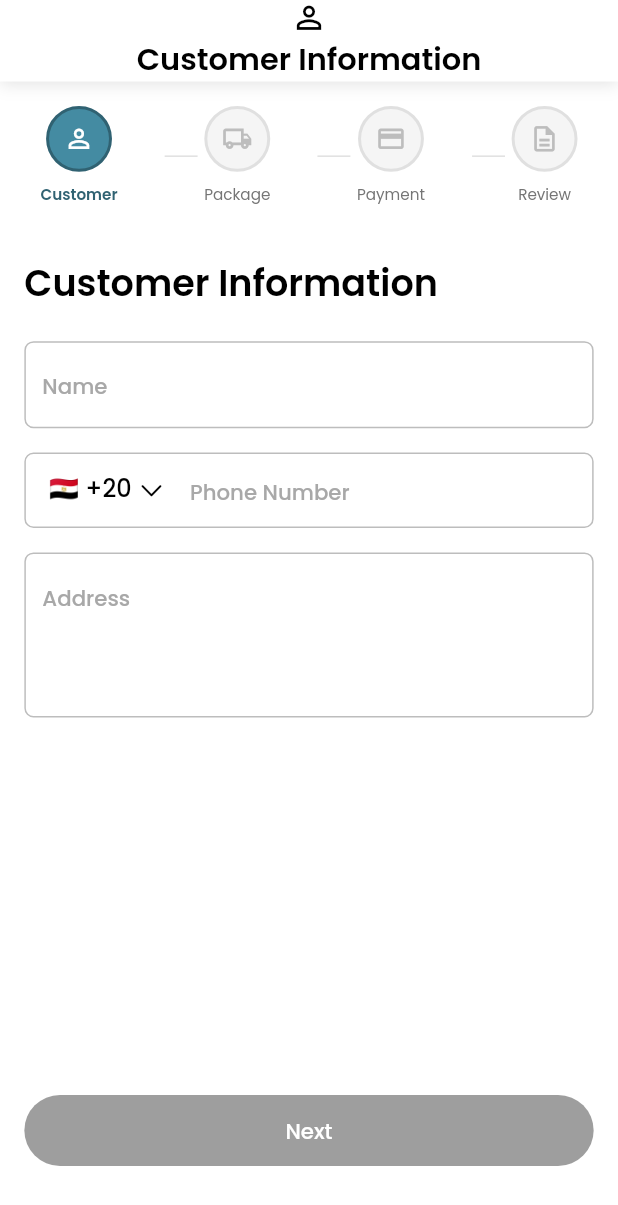
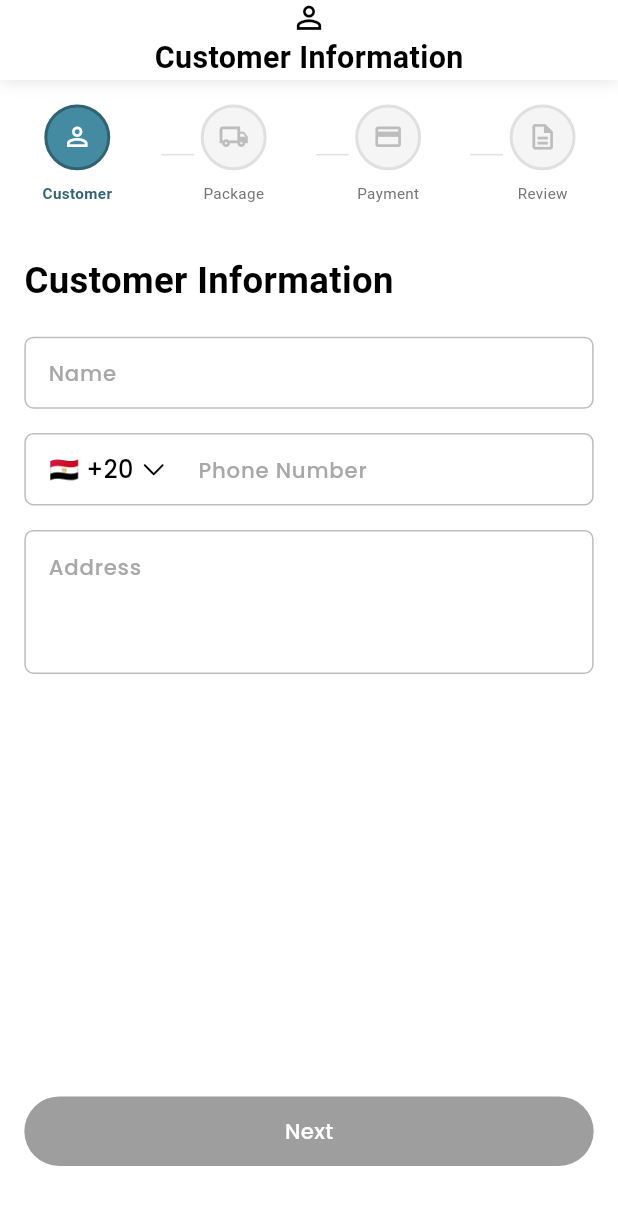
Before and after one commit to AbdallahLabib/baridx_task, a Flutter app: the screen it shows after launch, on a phone screen of 412 x 824 dp. Shown: the top 1205 px of the screen. Run offline on Flutter 3.47's test engine with Material 3 defaults, Android fonts, the light colour scheme and no system bars; drawn by our look-alikes of flutter_animate; our stand-ins replace country_picker, flutter_bloc, flutter_credit_card, flutter_screenutil, flutter_secure_storage, flutter_svg and 6 more.

Commit message:
Refactor color definitions and remove unused color constants in theme files

```diff
--- a/lib/core/extensions/context_extensions.dart
+++ b/lib/core/extensions/context_extensions.dart
@@ -1,15 +1,12 @@
 import 'package:flutter/material.dart';
 
 import '../helpers/themes/colors/app_colors.dart';
-import '../helpers/themes/colors/custom_color.dart';
 
 extension BuildContextExtension on BuildContext {
   TextTheme get textTheme => Theme.of(this).textTheme;
   ThemeData get theme => Theme.of(this);
   AppColors get colors => AppColors.of(this);
-  TextStyle get defaultTextStyle => DefaultTextStyle.of(this).style;
   ColorScheme get colorScheme => Theme.of(this).colorScheme;
-  CustomColorStyle? get customColorStyle => theme.extension<CustomColorStyle>();
   void pop() => Navigator.of(this).pop();
 
   double get sw => MediaQuery.of(this).size.width;
--- a/lib/core/helpers/themes/app_dark_theme.dart
+++ /dev/null
@@ -1,60 +0,0 @@
-import 'package:flutter/material.dart';
-import 'package:flutter_screenutil/flutter_screenutil.dart';
-
-import 'app_theme.dart';
-import 'colors/app_colors.dart';
-import 'colors/app_colors_constants.dart';
-import 'colors/app_dark_colors.dart';
-
-class AppDarkTheme extends AppTheme {
-  final AppColors _colorsDark = AppDarkColors();
-
-  @override
-  ThemeData get theme => ThemeData(
-        useMaterial3: false,
-        fontFamily: AppTheme.fontFamily,
-        colorScheme: colorScheme,
-        textTheme: textTheme,
-        brightness: Brightness.dark,
-        scaffoldBackgroundColor: _colorsDark.scaffoldBackground,
-      );
-
-  @override
-  ColorScheme get colorScheme => ColorScheme(
-        primary: _colorsDark.primaryColor,
-        onPrimary: _colorsDark.secondaryTextColor,
-        secondary: _colorsDark.secondaryColor,
-        onSecondary: _colorsDark.primaryIconColor,
-        error: AppColors.snackBarRedError,
-        onError: AppColors.snackBarGreenSuccess,
-        surface: _colorsDark.primaryBorderColor,
-        onSurface: _colorsDark.selectedBorderColor,
-        tertiary: _colorsDark.tertiaryColor,
-        onTertiary: _colorsDark.textFieldFillColor,
-        primaryContainer: _colorsDark.primaryContainerColor,
-        secondaryContainer: _colorsDark.secondaryContainerColor,
-        tertiaryContainer: _colorsDark.selectedContainerColor,
-        outline: _colorsDark.secondaryBorderColor,
-        inversePrimary: _colorsDark.primaryTextColor,
-        onSurfaceVariant: _colorsDark.hintTextColor,
-        scrim: _colorsDark.tertiaryTextColor,
-        brightness: Brightness.dark,
-      );
-
-  @override
-  TextTheme get textTheme => TextTheme(
-        displaySmall: TextStyle(fontSize: 35.sp, fontWeight: FontWeight.w600, color: PRIMARY_DARK_TEXT_COLOR),
-        headlineLarge: TextStyle(fontSize: 33.sp, fontWeight: FontWeight.w700, color: PRIMARY_DARK_TEXT_COLOR),
-        headlineMedium: TextStyle(fontSize: 28.sp, fontWeight: FontWeight.w400, color: PRIMARY_DARK_TEXT_COLOR),
-        headlineSmall: TextStyle(fontSize: 24.sp, fontWeight: FontWeight.w400, color: PRIMARY_DARK_TEXT_COLOR),
-        titleLarge: TextStyle(fontSize: 22.sp, fontWeight: FontWeight.w600, color: PRIMARY_DARK_TEXT_COLOR),
-        titleMedium: TextStyle(fontSize: 18.sp, fontWeight: FontWeight.w500, color: PRIMARY_DARK_TEXT_COLOR),
-        titleSmall: TextStyle(fontSize: 15.sp, fontWeight: FontWeight.w400, color: PRIMARY_DARK_TEXT_COLOR),
-        labelLarge: TextStyle(fontSize: 13.sp, fontWeight: FontWeight.w500, color: PRIMARY_DARK_TEXT_COLOR),
-        labelMedium: TextStyle(fontSize: 11.sp, fontWeight: FontWeight.w400, color: PRIMARY_DARK_TEXT_COLOR),
-        labelSmall: TextStyle(fontSize: 9.sp, fontWeight: FontWeight.w300, color: PRIMARY_DARK_TEXT_COLOR),
-        bodyLarge: TextStyle(fontSize: 16.sp, fontWeight: FontWeight.w600, color: PRIMARY_DARK_TEXT_COLOR),
-        bodyMedium: TextStyle(fontSize: 14.sp, fontWeight: FontWeight.w500, color: PRIMARY_DARK_TEXT_COLOR),
-        bodySmall: TextStyle(fontSize: 12.sp, fontWeight: FontWeight.w400, color: PRIMARY_DARK_TEXT_COLOR),
-      );
-}
--- a/lib/core/helpers/themes/app_light_theme.dart
+++ /dev/null
@@ -1,59 +0,0 @@
-import 'package:flutter/material.dart';
-import 'package:flutter_screenutil/flutter_screenutil.dart';
-
-import 'app_theme.dart';
-import 'colors/app_colors.dart';
-import 'colors/app_colors_constants.dart';
-import 'colors/app_light_colors.dart';
-
-class AppLightTheme extends AppTheme {
-  final AppColors _colorsLight = AppLightColors();
-
-  @override
-  ThemeData get theme => ThemeData(
-      useMaterial3: false,
-      fontFamily: AppTheme.fontFamily,
-      colorScheme: colorScheme,
-      textTheme: textTheme,
-      brightness: Brightness.light,
-      scaffoldBackgroundColor: _colorsLight.scaffoldBackground);
-
-  @override
-  ColorScheme get colorScheme => ColorScheme(
-        primary: _colorsLight.primaryColor,
-        onPrimary: _colorsLight.secondaryTextColor,
-        secondary: _colorsLight.secondaryColor,
-        onSecondary: _colorsLight.primaryIconColor,
-        error: AppColors.snackBarRedError,
-        onError: AppColors.snackBarGreenSuccess,
-        surface: _colorsLight.primaryBorderColor,
-        onSurface: _colorsLight.selectedBorderColor,
-        tertiary: _colorsLight.tertiaryColor,
-        onTertiary: _colorsLight.textFieldFillColor,
-        primaryContainer: _colorsLight.primaryContainerColor,
-        secondaryContainer: _colorsLight.secondaryContainerColor,
-        tertiaryContainer: _colorsLight.selectedContainerColor,
-        outline: _colorsLight.secondaryBorderColor,
-        inversePrimary: _colorsLight.primaryTextColor,
-        onSurfaceVariant: _colorsLight.hintTextColor,
-        scrim: _colorsLight.tertiaryTextColor,
-        brightness: Brightness.light,
-      );
-
-  @override
-  TextTheme get textTheme => TextTheme(
-        displaySmall: TextStyle(fontSize: 35.sp, fontWeight: FontWeight.w600, color: PRIMARY_TEXT_COLOR),
-        headlineLarge: TextStyle(fontSize: 33.sp, fontWeight: FontWeight.w700, color: PRIMARY_TEXT_COLOR),
-        headlineMedium: TextStyle(fontSize: 28.sp, fontWeight: FontWeight.w400, color: PRIMARY_TEXT_COLOR),
-        headlineSmall: TextStyle(fontSize: 24.sp, fontWeight: FontWeight.w700, color: PRIMARY_TEXT_COLOR),
-        titleLarge: TextStyle(fontSize: 22.sp, fontWeight: FontWeight.w600, color: PRIMARY_TEXT_COLOR),
-        titleMedium: TextStyle(fontSize: 18.sp, fontWeight: FontWeight.w500, color: PRIMARY_TEXT_COLOR),
-        titleSmall: TextStyle(fontSize: 15.sp, fontWeight: FontWeight.w400, color: PRIMARY_TEXT_COLOR),
-        labelLarge: TextStyle(fontSize: 13.sp, fontWeight: FontWeight.w500, color: PRIMARY_TEXT_COLOR),
-        labelMedium: TextStyle(fontSize: 11.sp, fontWeight: FontWeight.w400, color: PRIMARY_TEXT_COLOR),
-        labelSmall: TextStyle(fontSize: 9.sp, fontWeight: FontWeight.w300, color: PRIMARY_TEXT_COLOR),
-        bodyLarge: TextStyle(fontSize: 16.sp, fontWeight: FontWeight.w600, color: PRIMARY_TEXT_COLOR),
-        bodyMedium: TextStyle(fontSize: 14.sp, fontWeight: FontWeight.w500, color: PRIMARY_TEXT_COLOR),
-        bodySmall: TextStyle(fontSize: 12.sp, fontWeight: FontWeight.w400, color: PRIMARY_TEXT_COLOR),
-      );
-}
--- a/lib/core/helpers/themes/colors/app_colors.dart
+++ b/lib/core/helpers/themes/colors/app_colors.dart
@@ -12,18 +12,11 @@ abstract class AppColors {
   static final AppLightColors _light = AppLightColors();
 
   // These are colors that doesn't depend on theme
-  static const Color snackBarGreenSuccess = Color(0xff03A89E);
   static const Color snackBarRedError = Color(0xffBF1C00);
-  static const Color snackBarYellowAlert = Color(0xfffea632);
-  static const Color appDarkBlue = Color(0xff111929);
-  static const Color appDarkBlue2 = Color(0xff2A3255);
-  static const Color borderGolden = Color(0xffA67F38);
-
   static const Color primary10 = Color(0xffEBF6F9);
   static const Color primary50 = Color(0xffE8F0FE);
   static const Color primary500 = Color(0xFF448BA2);
   static const Color primary700 = Color(0xFF306272);
-  static const Color primary800 = Color(0xFF193A50);
   static const Color secondary800 = Color(0xFF73112F);
   static const Color borderColor = Color(0xFFCCCCCC);
 
--- a/lib/core/helpers/themes/colors/app_dark_colors.dart
+++ b/lib/core/helpers/themes/colors/app_dark_colors.dart
@@ -1,16 +1,15 @@
 import 'package:flutter/material.dart';
 import 'app_colors.dart';
-import 'app_colors_constants.dart';
 
 class AppDarkColors extends AppColors {
   @override
-  Color get primaryColor => PRIMARY_COLOR;
+  Color get primaryColor => Colors.black;
 
   @override
-  Color get secondaryColor => SECONDARY_DARK_COLOR;
+  Color get secondaryColor => Colors.white;
 
   @override
-  Color get tertiaryColor => TERTIARY_DARK_COLOR;
+  Color get tertiaryColor => const Color(0xffDE9F00);
 
   @override
   Color get primaryContainerColor => Colors.grey[800]!;
--- a/lib/core/helpers/themes/colors/app_light_colors.dart
+++ b/lib/core/helpers/themes/colors/app_light_colors.dart
@@ -1,19 +1,18 @@
 import 'package:flutter/material.dart';
 import 'app_colors.dart';
-import 'app_colors_constants.dart';
 
 class AppLightColors extends AppColors {
   @override
-  Color get primaryColor => PRIMARY_COLOR;
+  Color get primaryColor => Colors.white;
 
   @override
-  Color get secondaryColor => SECONDARY_COLOR;
+  Color get secondaryColor => const Color(0xFF21A0FF);
 
   @override
-  Color get tertiaryColor => TERTIARY_COLOR;
+  Color get tertiaryColor => const Color(0xFFEEC222);
 
   @override
-  Color get quaternaryColor => QUATERNARY_COLOR;
+  Color get quaternaryColor => const Color(0xFF14234B);
 
   @override
   Color get primaryContainerColor => const Color(0xff1A1D36);
@@ -37,13 +36,13 @@ class AppLightColors extends AppColors {
   Color get selectedBorderColor => const Color(0xff1C274C).withOpacity(0.2);
 
   @override
-  Color get primaryTextColor => PRIMARY_TEXT_COLOR;
+  Color get primaryTextColor => Colors.white;
 
   @override
-  Color get secondaryTextColor => SECONDARY_TEXT_COLOR;
+  Color get secondaryTextColor => Colors.black;
   // scrim
   @override
-  Color get tertiaryTextColor => TERTIARY_TEXT_COLOR;
+  Color get tertiaryTextColor => const Color(0xff93A3B0);
 
   @override
   Color get hintTextColor => const Color(0xffA8A8A8);
@@ -52,11 +51,11 @@ class AppLightColors extends AppColors {
   Color get primaryIconColor => Colors.white;
 
   @override
-  Color get backgroundColor => PRIMARY_COLOR;
+  Color get backgroundColor => const Color(0xFF0C193D);
 
   @override
-  Color get scaffoldBackground => BACKGROUND_COLOR;
+  Color get scaffoldBackground => Colors.white;
 
   @override
-  Color get textFieldFillColor => BACKGROUND_COLOR;
+  Color get textFieldFillColor => Colors.white;
 }
--- a/lib/features/my_app/app.dart
+++ b/lib/features/my_app/app.dart
@@ -2,8 +2,6 @@ import 'package:flutter/material.dart';
 import 'package:flutter_bloc/flutter_bloc.dart';
 import 'package:flutter_screenutil/flutter_screenutil.dart';
 
-import '../../core/helpers/themes/app_dark_theme.dart';
-import '../../core/helpers/themes/app_light_theme.dart';
 import '../../core/router/app_router.dart';
 import '../../core/services/dependency_injection/dependency_init.dart';
 import 'cubit/app_cubit.dart';
@@ -23,8 +21,6 @@ class MyApp extends StatelessWidget {
             builder: (context, _) {
               return MaterialApp.router(
                 debugShowCheckedModeBanner: false,
-                darkTheme: AppDarkTheme().theme,
-                theme: AppLightTheme().theme,
                 routerConfig: router,
               );
             },
```
Also changed, not shown: lib/core/common_widgets/app_button.dart (+3 -4 lines), lib/core/helpers/themes/colors/app_colors_constants.dart (deleted, +0 -70 lines), lib/core/helpers/themes/colors/custom_color.dart (deleted, +0 -93 lines), lib/core/services/dialog_service/dialogs/app_dialog.dart (+5 -5 lines), lib/core/services/dialog_service/dialogs/error_dialog.dart (+3 -4 lines).
